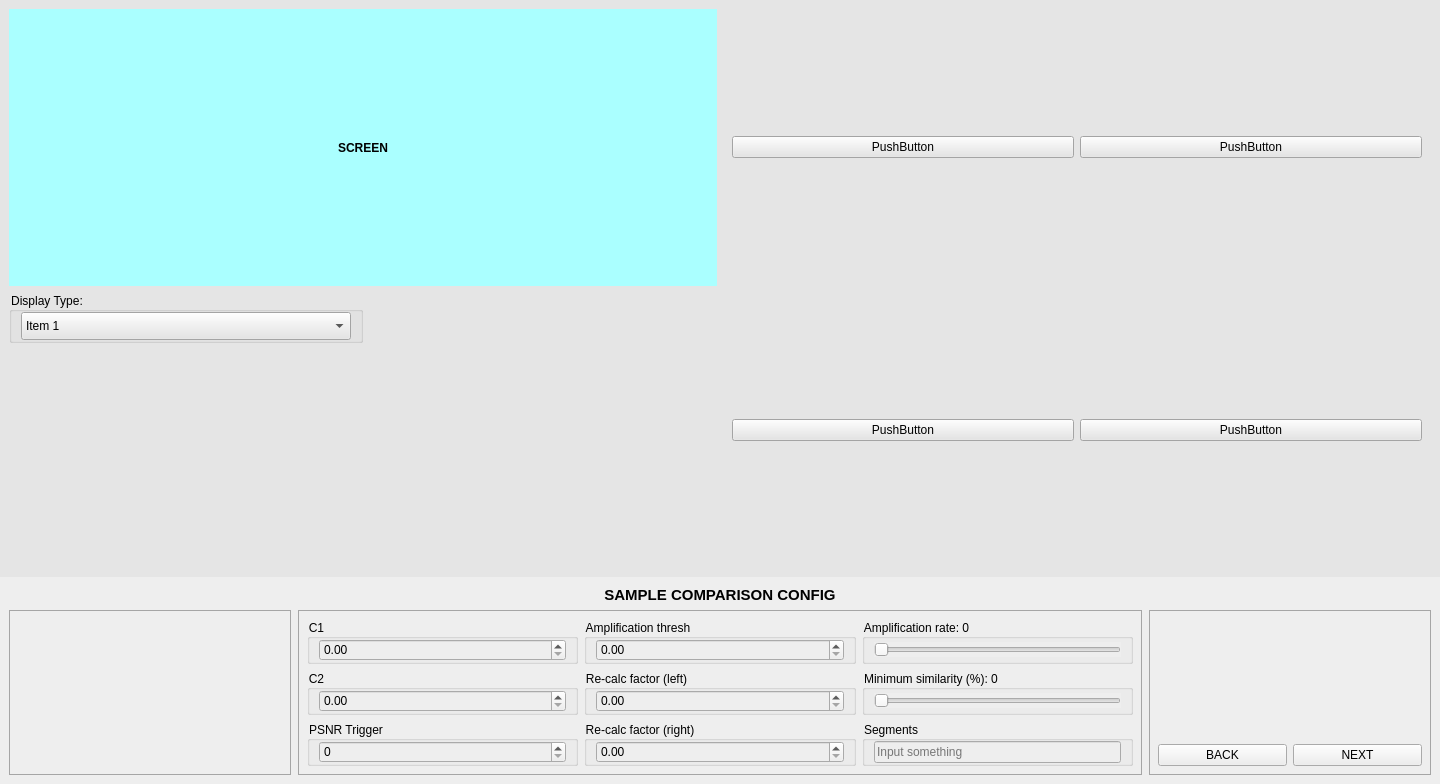
Before: the Qt Designer form views/asym_config_screen.ui in Shockmstr/FQCS_DesktopApp, drawn with Qt 5.
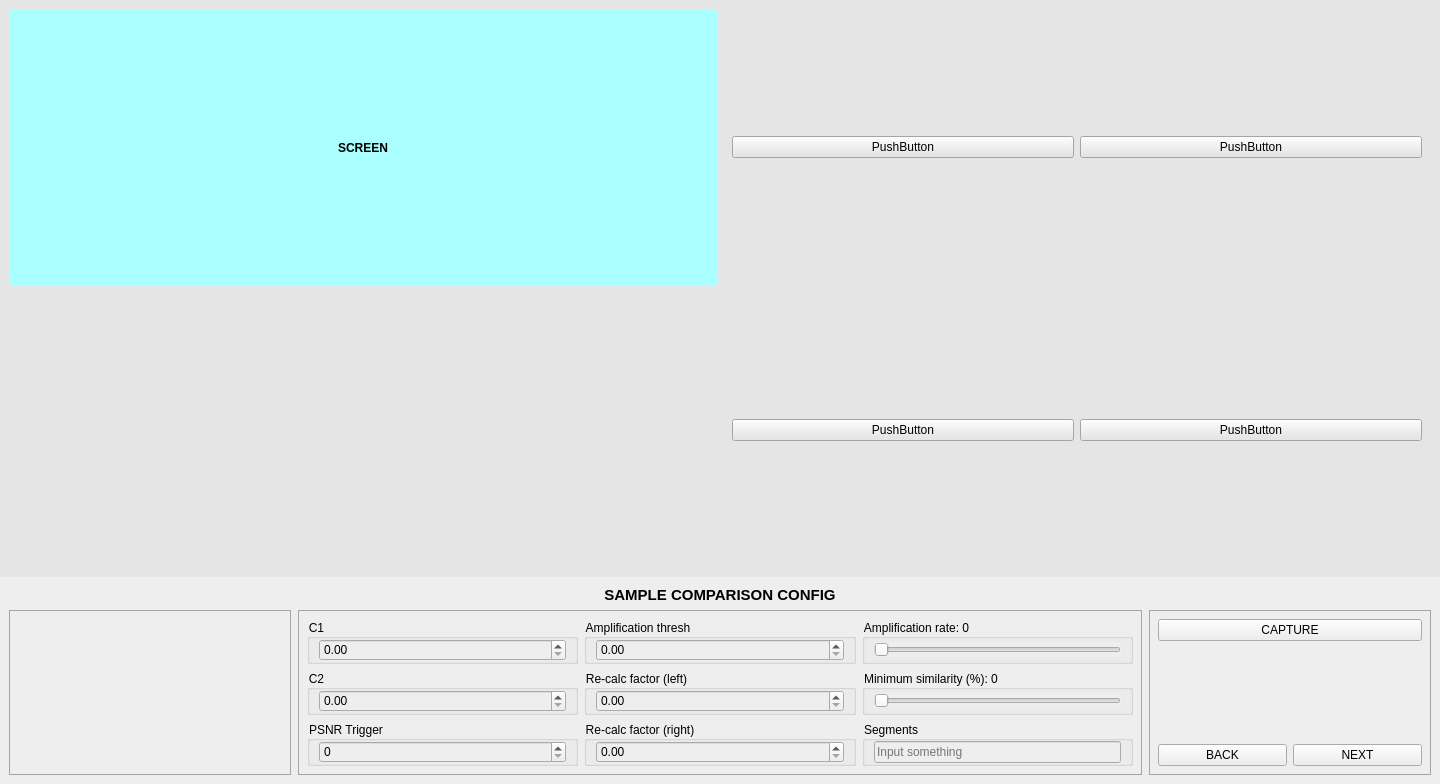
After: the same form once the commit is applied.

Commit message: finish asym

Diff of the .ui file:
```diff
--- a/views/asym_config_screen.ui
+++ b/views/asym_config_screen.ui
@@ -55,42 +55,7 @@
        </widget>
       </item>
       <item row="1" column="0">
-       <layout class="QHBoxLayout" name="horizontalLayout_2" stretch="1,1">
-        <item alignment="Qt::AlignTop">
-         <widget class="QGroupBox" name="groupCbbTemplate">
-          <property name="title">
-           <string>Display Type:</string>
-          </property>
-          <layout class="QVBoxLayout" name="verticalLayout_20">
-           <property name="topMargin">
-            <number>0</number>
-           </property>
-           <property name="bottomMargin">
-            <number>0</number>
-           </property>
-           <item>
-            <widget class="QComboBox" name="cbbDisplayType">
-             <property name="autoFillBackground">
-              <bool>false</bool>
-             </property>
-             <property name="styleSheet">
-              <string notr="true">height:22px</string>
-             </property>
-             <item>
-              <property name="text">
-               <string>Item 1</string>
-              </property>
-             </item>
-             <item>
-              <property name="text">
-               <string>Item 2</string>
-              </property>
-             </item>
-            </widget>
-           </item>
-          </layout>
-         </widget>
-        </item>
+       <layout class="QHBoxLayout" name="horizontalLayout_2" stretch="1">
         <item>
          <spacer name="horizontalSpacer">
           <property name="orientation">
@@ -441,6 +406,13 @@
                <property name="bottomMargin">
                 <number>0</number>
                </property>
+               <item>
+                <widget class="QPushButton" name="btnCapture">
+                 <property name="text">
+                  <string>CAPTURE</string>
+                 </property>
+                </widget>
+               </item>
               </layout>
              </widget>
             </item>
```
Left out of the diff: 4 changed lines with no effect on the pictures. The commit also changes 8 other files.
